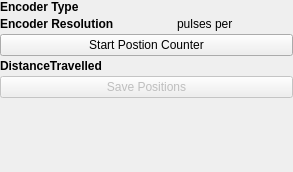
Before: the Qt Designer form acq4/devices/PositionEncoder/devGuiTemplate.ui in mgraupe/acq4, drawn with Qt 5.
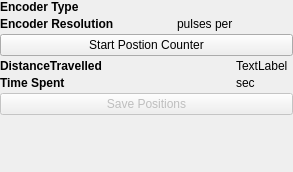
After: the same form once the commit is applied.

Commit message: time and distance covered is not displayed

The edit to the form file:
```diff
--- a/acq4/devices/PositionEncoder/devGuiTemplate.ui
+++ b/acq4/devices/PositionEncoder/devGuiTemplate.ui
@@ -47,12 +47,8 @@
      <property name="text">
       <string>Start Postion Counter</string>
      </property>
-    </widget>
-   </item>
-   <item row="4" column="2" colspan="2">
-    <widget class="QLabel" name="counterLabel">
-     <property name="text">
-      <string/>
+     <property name="checkable">
+      <bool>true</bool>
      </property>
     </widget>
    </item>
@@ -82,7 +78,7 @@
      </property>
     </widget>
    </item>
-   <item row="8" column="0">
+   <item row="9" column="0">
     <spacer name="verticalSpacer">
      <property name="orientation">
       <enum>Qt::Vertical</enum>
@@ -134,7 +130,7 @@
      </property>
     </widget>
    </item>
-   <item row="5" column="0" colspan="4">
+   <item row="6" column="0" colspan="4">
     <widget class="QPushButton" name="savePositionBtn">
      <property name="enabled">
       <bool>false</bool>
@@ -144,6 +140,47 @@
      </property>
     </widget>
    </item>
+   <item row="5" column="0">
+    <widget class="QLabel" name="label_5">
+     <property name="font">
+      <font>
+       <weight>75</weight>
+       <bold>true</bold>
+      </font>
+     </property>
+     <property name="text">
+      <string>Time Spent</string>
+     </property>
+    </widget>
+   </item>
+   <item row="4" column="2">
+    <widget class="QLabel" name="counterLabel">
+     <property name="text">
+      <string/>
+     </property>
+    </widget>
+   </item>
+   <item row="5" column="2">
+    <widget class="QLabel" name="timeSpentLabel">
+     <property name="text">
+      <string/>
+     </property>
+    </widget>
+   </item>
+   <item row="5" column="3">
+    <widget class="QLabel" name="label_7">
+     <property name="text">
+      <string>sec</string>
+     </property>
+    </widget>
+   </item>
+   <item row="4" column="3">
+    <widget class="QLabel" name="distanceTravelledUnit">
+     <property name="text">
+      <string>TextLabel</string>
+     </property>
+    </widget>
+   </item>
   </layout>
  </widget>
  <resources/>
```
The commit also changes 2 other files.
